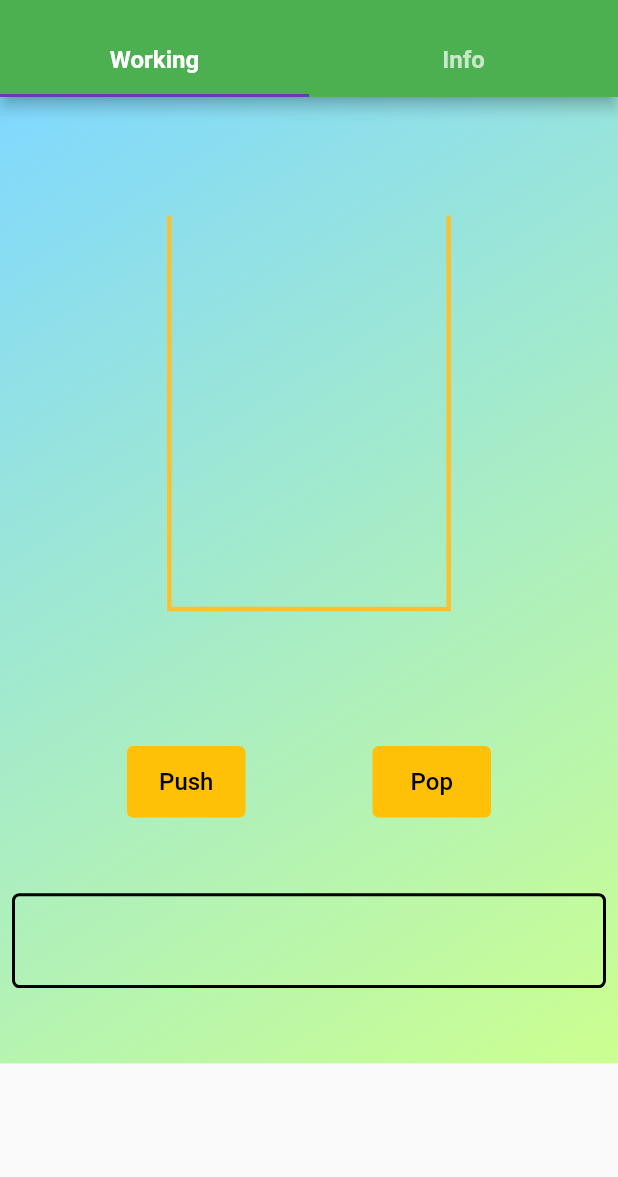
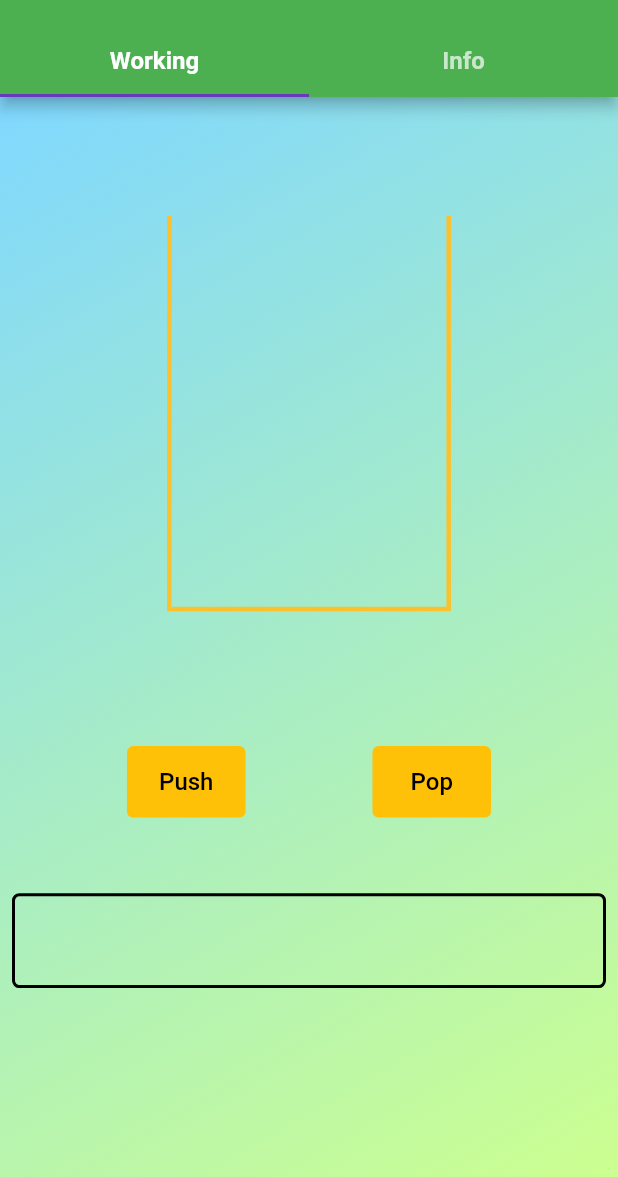
Before and after one commit to Monster-18/data_structures, a Flutter app: the screen it shows after launch, after a tap on "Stack", on a phone screen of 412 x 824 dp, the part 59-1236 px from its top. Run offline on Flutter 3.47's test engine with Material 2 defaults, Android fonts, the phone set to English and light mode, and no system bars; missing offline and left inert: zoom_widget.

```diff
--- a/lib/helper/functions.dart
+++ b/lib/helper/functions.dart
@@ -14,7 +14,18 @@ BoxDecoration boxDecoration(){
           Colors.lightBlueAccent[100],
           Colors.lightGreenAccent[100]
         ],
-      )
+      ),
+  );
+}
+
+BoxConstraints boxConstraints(BuildContext context){
+  var padding = MediaQuery.of(context).padding;
+  var appbar = appBar("Hi").preferredSize.height;
+
+  double height = MediaQuery.of(context).size.height - padding.top - padding.bottom - appbar;
+
+  return BoxConstraints(
+      minHeight: height
   );
 }
 
@@ -109,7 +120,9 @@ AppBar appBar(String title){
     centerTitle: true,
     bottom: TabBar(
       tabs: [
-        Tab(
+        Container(
+          height: 45,
+          child: Tab(
             child: Text(
               'Working',
               style: TextStyle(
@@ -118,12 +131,16 @@ AppBar appBar(String title){
               ),
             ),
           ),
-        Tab(
+        ),
+        Container(
+          height: 45,
+          child: Tab(
             child: Text(
               'Info',
               style: TextStyle(
                   fontWeight: FontWeight.bold,
                   fontSize: 16.0
+              ),
             ),
           ),
         ),
--- a/lib/home.dart
+++ b/lib/home.dart
@@ -4,10 +4,7 @@ import 'package:data_structures/helper/widgets/button.dart';
 import 'package:data_structures/helper/functions.dart';
 
 class Home extends StatelessWidget {
-  @override
-  Widget build(BuildContext context) {
-    return Scaffold(
-      appBar: AppBar(
+  AppBar appBar = AppBar(
     title: Text(
       'Data Structures',
       style: TextStyle(
@@ -15,9 +12,18 @@ class Home extends StatelessWidget {
       ),
     ),
     centerTitle: true,
+  );
+
+  @override
+  Widget build(BuildContext context) {
+    return Scaffold(
+      appBar: appBar,
+      body: SingleChildScrollView(
+        child: Container(
+          decoration: boxDecoration(),
+          constraints: BoxConstraints(
+            minHeight: MediaQuery.of(context).size.height - MediaQuery.of(context).padding.top - MediaQuery.of(context).padding.bottom - appBar.preferredSize.height,
           ),
-      body: Container(
-        decoration: boxDecoration(),
           child: Padding(
             padding: const EdgeInsets.all(20.0),
             child: Container(
@@ -92,6 +98,7 @@ class Home extends StatelessWidget {
             ),
           ),
         ),
+      ),
     );
   }
 }
--- a/lib/implementation/avl_tree_implementation.dart
+++ b/lib/implementation/avl_tree_implementation.dart
@@ -97,8 +97,8 @@ class _AVLImplementationState extends State<AVLImplementation> {
     return SingleChildScrollView(
       child: Container(
         decoration: boxDecoration(),
+        constraints: boxConstraints(context),
         child: Column(
-          mainAxisAlignment: MainAxisAlignment.spaceEvenly,
           children: [
             //AVL Container
             Container(
@@ -240,8 +240,9 @@ class _AVLImplementationState extends State<AVLImplementation> {
             displayStatus(context, error, info, errorText, infoText),
 
             SizedBox(
-              height: MediaQuery.of(context).size.height/19.525, //40
+              height: MediaQuery.of(context).size.height/78.1,   //10,
             ),
+
           ],
         ),
       ),
--- a/lib/implementation/bst_implementation.dart
+++ b/lib/implementation/bst_implementation.dart
@@ -98,8 +98,8 @@ class _BSTImplementationState extends State<BSTImplementation> {
     return SingleChildScrollView(
       child: Container(
         decoration: boxDecoration(),
+        constraints: boxConstraints(context),
         child: Column(
-          mainAxisAlignment: MainAxisAlignment.spaceEvenly,
           children: [
             //BST Container
             Container(
@@ -241,7 +241,7 @@ class _BSTImplementationState extends State<BSTImplementation> {
             displayStatus(context, error, info, errorText, infoText),
 
             SizedBox(
-              height: MediaQuery.of(context).size.height/19.525, //40
+              height: MediaQuery.of(context).size.height/78.1,   //10,
             ),
           ],
         ),
--- a/lib/implementation/linked_list_implementation.dart
+++ b/lib/implementation/linked_list_implementation.dart
@@ -212,8 +212,8 @@ class _LinkedListImplementationState extends State<LinkedListImplementation> {
     return SingleChildScrollView(
       child: Container(
         decoration: boxDecoration(),
+        constraints: boxConstraints(context),
         child: Column(
-          mainAxisAlignment: MainAxisAlignment.spaceEvenly,
           children: [
             //Space for Implementation
             Container(
@@ -329,7 +329,7 @@ class _LinkedListImplementationState extends State<LinkedListImplementation> {
             displayStatus(context, error, info, errorText, infoText),
 
             SizedBox(
-              height: MediaQuery.of(context).size.height/19.525, //40
+              height: MediaQuery.of(context).size.height/78.1,   //10,
             ),
           ],
         ),
--- a/lib/implementation/queue_implementation.dart
+++ b/lib/implementation/queue_implementation.dart
@@ -157,8 +157,8 @@ class _QueueImplementationState extends State<QueueImplementation> {
     return SingleChildScrollView(
       child: Container(
         decoration: boxDecoration(),
+        constraints: boxConstraints(context),
         child: Column(
-          mainAxisAlignment: MainAxisAlignment.spaceEvenly,
           children: [
             //Queue Container
             Container(
@@ -279,7 +279,7 @@ class _QueueImplementationState extends State<QueueImplementation> {
             displayStatus(context, error, info, errorText, infoText),
 
             SizedBox(
-              height: MediaQuery.of(context).size.height/19.525, //40
+              height: MediaQuery.of(context).size.height/78.1,   //10,
             ),
           ],
         ),
--- a/lib/implementation/red_black_tree_implementation.dart
+++ b/lib/implementation/red_black_tree_implementation.dart
@@ -91,8 +91,8 @@ class _RBImplementationState extends State<RBImplementation> {
     return SingleChildScrollView(
       child: Container(
         decoration: boxDecoration(),
+        constraints: boxConstraints(context),
         child: Column(
-          mainAxisAlignment: MainAxisAlignment.spaceEvenly,
           children: [
             //AVL Container
             Container(
@@ -236,7 +236,7 @@ class _RBImplementationState extends State<RBImplementation> {
             displayStatus(context, error, info, errorText, infoText),
 
             SizedBox(
-              height: MediaQuery.of(context).size.height/19.525, //40
+              height: MediaQuery.of(context).size.height/78.1,   //10,
             ),
           ],
         ),
--- a/lib/implementation/stack_implementation.dart
+++ b/lib/implementation/stack_implementation.dart
@@ -119,8 +119,8 @@ class _StackImplementationState extends State<StackImplementation> {
     return SingleChildScrollView(
       child: Container(
         decoration: boxDecoration(),
+        constraints: boxConstraints(context),
         child: Column(
-          mainAxisAlignment: MainAxisAlignment.spaceEvenly,
           children: [
             //Stack Container
             Container(
@@ -253,7 +253,7 @@ class _StackImplementationState extends State<StackImplementation> {
             displayStatus(context, error, info, errorText, infoText),
 
             SizedBox(
-              height: MediaQuery.of(context).size.height/19.525, //40
+              height: MediaQuery.of(context).size.height/78.1,   //10,
             ),
           ],
         ),
```
Lines whose indentation alone changed are shown as unchanged.
